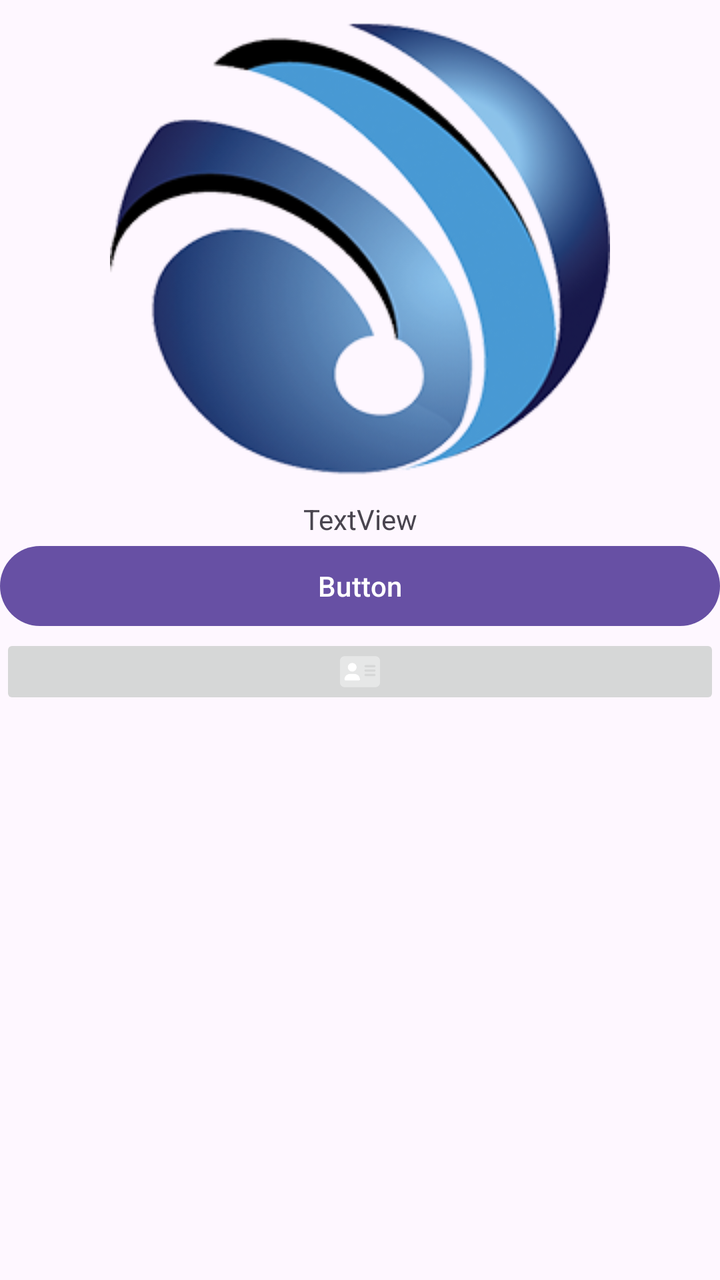
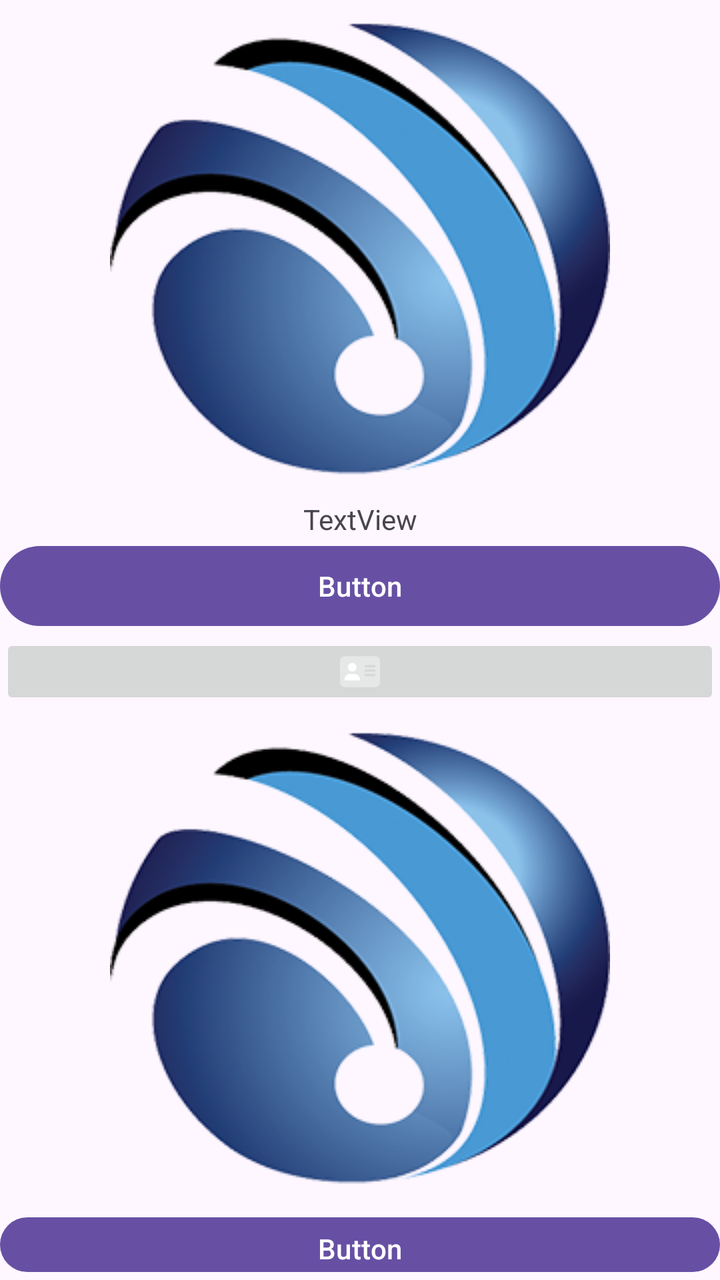

Compare the two renders of this Android layout. The source of the first and the diff that turns it into the second are given below.
<!-- AndroidManifest.xml: application theme Theme.EAndroid -->
<!-- res/layout/activity_sendtoserver.xml -->
<?xml version="1.0" encoding="utf-8"?>
<androidx.constraintlayout.widget.ConstraintLayout xmlns:android="http://schemas.android.com/apk/res/android"
    xmlns:app="http://schemas.android.com/apk/res-auto"
    xmlns:tools="http://schemas.android.com/tools"
    android:layout_width="match_parent"
    android:layout_height="match_parent"
    tools:context=".Sendtoserver">

    <LinearLayout
        android:layout_width="match_parent"
        android:layout_height="match_parent"
        android:orientation="vertical">

        <ImageView
            android:id="@+id/nouvelle_annonce_step3_phototaken_preview"
            android:layout_width="match_parent"
            android:layout_height="wrap_content"
            android:src="@drawable/ee" />

        <TextView
            android:id="@+id/nouvelle_annonce_step3_texteHaut"
            android:layout_width="match_parent"
            android:layout_height="wrap_content"
            android:text="TextView"
            android:textAlignment="center" />

        <Button
            android:id="@+id/nouvelle_annonce_step3_btn"
            android:layout_width="match_parent"
            android:layout_height="wrap_content"
            android:text="Button"
            tools:ignore="MissingConstraints" />

        <ImageButton
            android:id="@+id/nouvelle_annonce_choose_image"
            android:layout_width="match_parent"
            android:layout_height="wrap_content"
            android:src="@drawable/address_card_20" />

    </LinearLayout>

</androidx.constraintlayout.widget.ConstraintLayout>
<!-- resources referenced by this layout -->
<resources>
  <!-- drawable address_card_20 (drawable) -->
  <vector android:height="17.777779dp" android:viewportHeight="512"
      android:viewportWidth="576"
      android:tint="@color/white"
      android:width="20dp" xmlns:android="http://schemas.android.com/apk/res/android">
      <path android:fillAlpha="0.4" android:fillColor="#FF000000"
          android:pathData="M64,32C28.7,32 0,60.7 0,96L0,416c0,35.3 28.7,64 64,64L512,480c35.3,0 64,-28.7 64,-64L576,96c0,-35.3 -28.7,-64 -64,-64L64,32zM144,288h64c44.2,0 80,35.8 80,80c0,8.8 -7.2,16 -16,16L80,384c-8.8,0 -16,-7.2 -16,-16c0,-44.2 35.8,-80 80,-80zM112,192a64,64 0,1 1,128 0,64 64,0 1,1 -128,0zM368,160L496,160c8.8,0 16,7.2 16,16s-7.2,16 -16,16L368,192c-8.8,0 -16,-7.2 -16,-16s7.2,-16 16,-16zM368,224L496,224c8.8,0 16,7.2 16,16s-7.2,16 -16,16L368,256c-8.8,0 -16,-7.2 -16,-16s7.2,-16 16,-16zM368,288L496,288c8.8,0 16,7.2 16,16s-7.2,16 -16,16L368,320c-8.8,0 -16,-7.2 -16,-16s7.2,-16 16,-16z" android:strokeAlpha="0.4"/>
      <path android:fillColor="#FF000000" android:pathData="M176,256a64,64 0,1 0,0 -128,64 64,0 1,0 0,128zM144,288c-44.2,0 -80,35.8 -80,80c0,8.8 7.2,16 16,16L272,384c8.8,0 16,-7.2 16,-16c0,-44.2 -35.8,-80 -80,-80L144,288z"/>
  </vector>
  <!-- drawable ee: png bitmap (drawable, 90028 bytes) -->
  <style name="Theme.EAndroid" parent="Base.Theme.EAndroid" />
  <color name="white">#FFFFFFFF</color>
  <style name="Base.Theme.EAndroid" parent="Theme.Material3.DayNight.NoActionBar">
          
          
      </style>
</resources>

<!-- the commit's change to res/layout/activity_sendtoserver.xml (unified diff, before → after) -->
@@ -37,6 +37,18 @@
             android:layout_height="wrap_content"
             android:src="@drawable/address_card_20" />
 
+        <ImageView
+            android:id="@+id/imgfromurl_id"
+            android:layout_width="match_parent"
+            android:layout_height="wrap_content"
+            app:srcCompat="@drawable/ee" />
+
+        <Button
+            android:id="@+id/getfromurl_btn_id"
+            android:layout_width="match_parent"
+            android:layout_height="wrap_content"
+            android:text="Button" />
+
     </LinearLayout>
 
 </androidx.constraintlayout.widget.ConstraintLayout>
